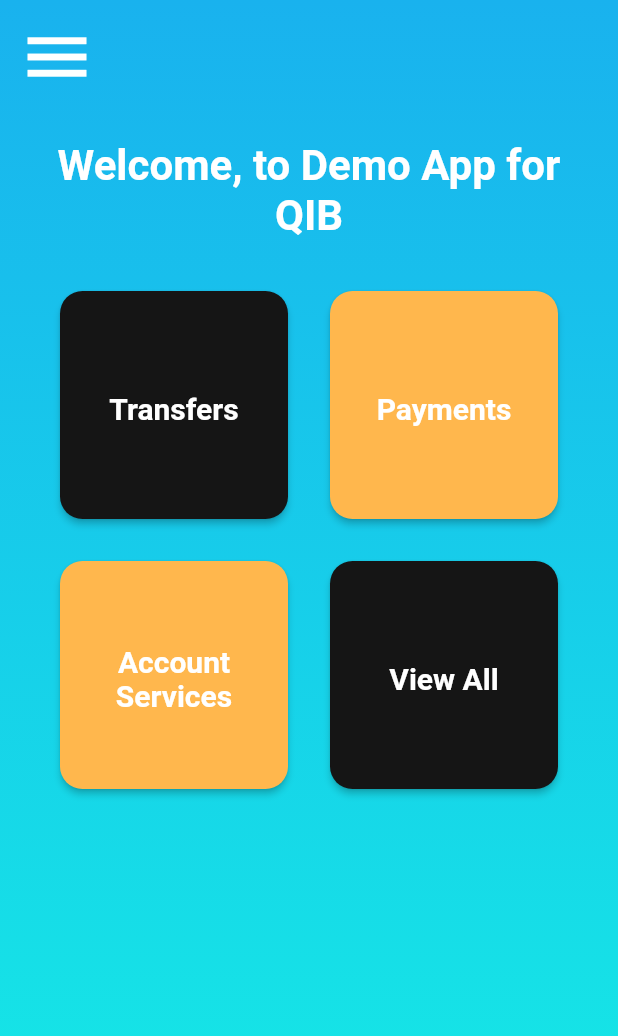
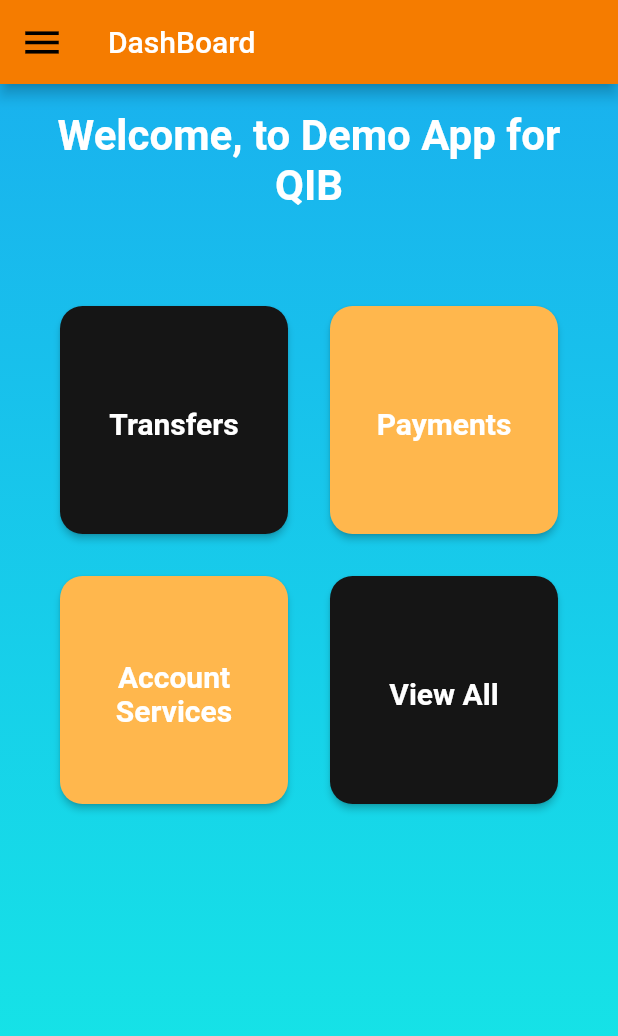
Before and after one commit to oddmentiusmaximus/demo_app_qib, a Flutter app: the screen it shows after launch, on a phone screen of 412 x 824 dp. Shown: the top 1036 px of the screen. Run offline on Flutter 3.47's test engine with Material 2 defaults, Android fonts, the phone set to English and light mode, and no system bars; our stand-ins replace shimmer; network calls fail.

```diff
--- a/lib/home/dashboard.dart
+++ b/lib/home/dashboard.dart
@@ -1,4 +1,9 @@
+import 'package:demo_app_qib/provider/banking_provider.dart';
+import 'package:demo_app_qib/provider/special_service_provider.dart';
 import 'package:flutter/material.dart';
+import 'package:provider/provider.dart';
+import 'package:shimmer/shimmer.dart';
+import 'banking_section.dart';
 
 class DashBoard extends StatefulWidget {
   @override
@@ -6,9 +11,33 @@ class DashBoard extends StatefulWidget {
 }
 
 class _DashBoardState extends State<DashBoard> {
+  Future<void> getBanking(BuildContext con) async {
+    final bankingVal = Provider.of<BankingProvider>(context, listen: false);
+    if (bankingVal.getBankingList.isEmpty) {
+      final res = await bankingVal.getBankingDetails();
+      if (!res['status']) {
+        print("${res['status']}");
+      }
+    }
+  }
+  Future<void> getSpecialService(BuildContext con) async {
+    final specialServiceVal = Provider.of<SpecialServiceProvider>(context, listen: false);
+    if (specialServiceVal.getSpecialServicesList.isEmpty) {
+      final res = await specialServiceVal.getSpecialServiceDetails();
+      if (!res['status']) {
+        print("${res['status']}");
+      }
+    }
+  }
+
   @override
   Widget build(BuildContext context) {
     return Scaffold(
+      appBar: AppBar(
+        backgroundColor: Colors.orange[700],
+        title: Text("DashBoard"),
+        leading:       Icon(Icons.menu, color: Colors.black,size: 30.0,),
+      ),
         body: Container(
           decoration: new BoxDecoration(
               gradient: new LinearGradient(
@@ -20,18 +49,9 @@ class _DashBoardState extends State<DashBoard> {
                 ],
               )),
           child: SafeArea(
-              child: Column(
-                crossAxisAlignment: CrossAxisAlignment.start,
+              child: ListView(
                 children: <Widget>[
-                  Padding(
-                    padding: const EdgeInsets.all(12.0),
-                    child: Row(
-                      mainAxisAlignment: MainAxisAlignment.spaceBetween,
-                      children: <Widget>[
-                        Icon(Icons.menu, color: Colors.white,size: 52.0,),
-                      ],
-                    ),
-                  ),
+
                   Padding(
                     padding: const EdgeInsets.all(18.0),
                     child: Text(
@@ -44,6 +64,60 @@ class _DashBoardState extends State<DashBoard> {
                       textAlign: TextAlign.center,
                     ),
                   ),
+                  FutureBuilder(
+                      future: getBanking(context),
+                      builder: (con, snap) => snap.connectionState == ConnectionState.waiting
+                          ? Shimmer.fromColors(
+                          child: GridView.count(
+                            primary: false,
+                            shrinkWrap: true,
+                            padding: const EdgeInsets.symmetric(horizontal: 8, vertical: 10),
+                            crossAxisSpacing: 6.0,
+                            crossAxisCount: 3,
+                            childAspectRatio: (100 / 100),
+                            children: List.generate(5, (index) {
+                              return Card(
+                                elevation: 5,
+                                margin: EdgeInsets.all(8),
+                                child: Padding(
+                                  padding: EdgeInsets.all(5),
+                                  child: Row(
+                                    children: <Widget>[
+                                      Expanded(
+                                          flex: 3,
+                                          child: Container(
+                                            margin: EdgeInsets.only(left: 8),
+                                            decoration:  new BoxDecoration(
+                                                shape: BoxShape.circle
+                                            ),
+                                            child: Column(
+                                              mainAxisAlignment: MainAxisAlignment.center,
+                                              crossAxisAlignment: CrossAxisAlignment.start,
+                                              children: <Widget>[
+                                                Text(
+                                                  '',
+                                                  style: TextStyle(
+                                                      fontSize: 15, fontWeight: FontWeight.bold),
+                                                ),
+                                                Text(
+                                                  '',
+                                                  maxLines: 1,
+                                                  style: TextStyle(color: Colors.grey, fontSize: 10),
+                                                  overflow: TextOverflow.ellipsis,
+                                                ),
+                                              ],
+                                            ),
+                                          )),
+                                    ],
+                                  ),
+                                ),
+                              );
+                            }),
+                          ),
+                          baseColor: Colors.grey[400],
+                          highlightColor: Colors.grey[200])
+                          : BankingSection()),
+
                   Padding(
                     padding: const EdgeInsets.all(12.0),
                     child: Center(
--- a/lib/main.dart
+++ b/lib/main.dart
@@ -1,5 +1,7 @@
 import 'package:demo_app_qib/home/dashboard.dart';
-import 'package:demo_app_qib/provider/value_provider.dart';
+import 'package:demo_app_qib/model/special_service_model.dart';
+import 'package:demo_app_qib/provider/banking_provider.dart';
+import 'package:demo_app_qib/provider/special_service_provider.dart';
 import 'package:flutter/material.dart';
 import 'package:flutter/services.dart';
 import 'package:provider/provider.dart';
@@ -32,7 +34,6 @@ void main() {
     );
   };
   runApp(MyApp());
-
 }
 
 class MyApp extends StatelessWidget {
@@ -40,20 +41,19 @@ class MyApp extends StatelessWidget {
   Widget build(BuildContext context) {
     // TODO: implement build
     return MultiProvider(
-providers:[
-  ChangeNotifierProvider.value(value: ValueProvide()),
-
-],child: MaterialApp(
-debugShowCheckedModeBanner: false,
-title: 'QIB',
-
-
-      theme: ThemeData(
-        primarySwatch: Colors.blue,
-        visualDensity: VisualDensity.adaptivePlatformDensity,
+      providers: [
+        ChangeNotifierProvider.value(value: BankingProvider()),
+        ChangeNotifierProvider.value(value: SpecialServiceProvider()),
+      ],
+      child: MaterialApp(
+        debugShowCheckedModeBanner: false,
+        title: 'QIB',
+        theme: ThemeData(
+          primarySwatch: Colors.blue,
+          visualDensity: VisualDensity.adaptivePlatformDensity,
+        ),
+        home: DashBoard(),
       ),
-    home: DashBoard(),),
     );
   }
-
 }
--- /dev/null
+++ b/lib/model/banking_model.dart
@@ -0,0 +1,18 @@
+class BankingModel {
+  String id;
+  String bankingSection;
+
+  BankingModel({this.id, this.bankingSection});
+
+  BankingModel.fromJson(Map<String, dynamic> json) {
+    id = json['id'];
+    bankingSection = json['bankingSection'];
+  }
+
+  Map<String, dynamic> toJson() {
+    final Map<String, dynamic> data = new Map<String, dynamic>();
+    data['id'] = this.id;
+    data['bankingSection'] = this.bankingSection;
+    return data;
+  }
+}
--- /dev/null
+++ b/lib/model/special_service_model.dart
@@ -0,0 +1,18 @@
+class SpecialServiceModel {
+  String id;
+  String specialServices;
+
+  SpecialServiceModel({this.id, this.specialServices});
+
+  SpecialServiceModel.fromJson(Map<String, dynamic> json) {
+    id = json['id'];
+    specialServices = json['specialServices'];
+  }
+
+  Map<String, dynamic> toJson() {
+    final Map<String, dynamic> data = new Map<String, dynamic>();
+    data['id'] = this.id;
+    data['specialServices'] = this.specialServices;
+    return data;
+  }
+}
--- a/lib/provider/value_provider.dart
+++ /dev/null
@@ -1,5 +0,0 @@
-import 'package:flutter/cupertino.dart';
-
-class ValueProvide with ChangeNotifier{
-
-}
--- /dev/null
+++ b/lib/url_manage.dart
@@ -0,0 +1,5 @@
+String BASE_URL="https://5f465ee3e165a60016ba99cd.mockapi.io/";
+
+String getBankingSection=BASE_URL+"api/v1/banking";
+String getServiceSection=BASE_URL+"api/v1/specialSerivces";
+String getUserSection=BASE_URL+"api/v1/profile";
--- a/pubspec.yaml
+++ b/pubspec.yaml
@@ -33,6 +33,8 @@ dev_dependencies:
   flutter_test:
     sdk: flutter
   provider: ^4.3.3
+  http:
+  shimmer:
 
 # For information on the generic Dart part of this file, see the
 # following page: https://dart.dev/tools/pub/pubspec
```
Also changed, not shown: lib/home/banking_section.dart (added, +96 -0 lines), lib/model/user_model.dart (added, +28 -0 lines), lib/provider/banking_provider.dart (added, +54 -0 lines), lib/provider/special_service_provider.dart (added, +55 -0 lines), pubspec.lock.
